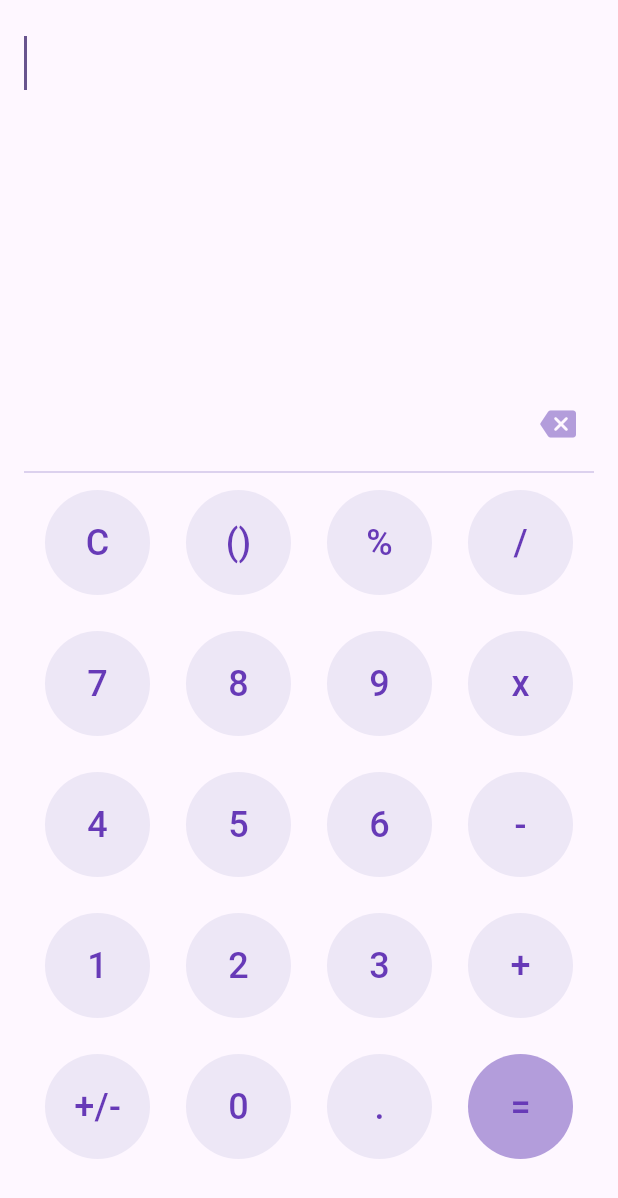
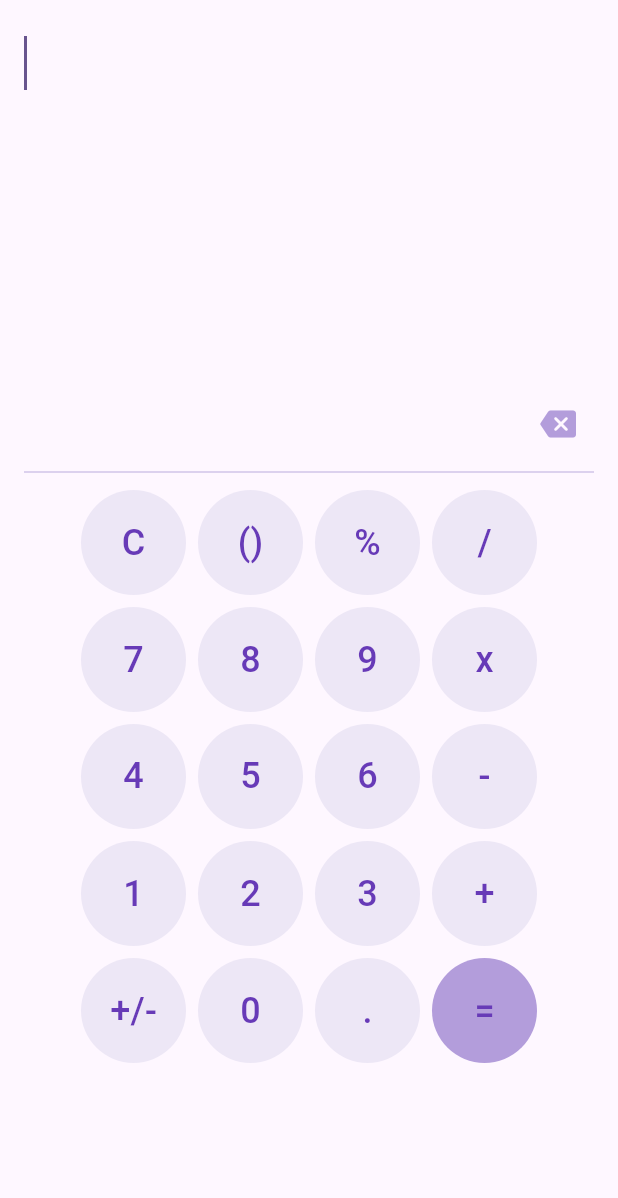
Before and after one commit to vaishvika-pawar/flutter_calc_app, a Flutter app: the screen it shows after launch, on a phone screen of 412 x 824 dp. Shown: the top 1198 px of the screen. Run offline on Flutter 3.47's test engine with Material 3 defaults, Android fonts, the phone set to English and light mode, and no system bars; our stand-ins replace flutter_bloc.

Commit message:
ui fixes

```diff
--- a/lib/calculator/calc_page.dart
+++ b/lib/calculator/calc_page.dart
@@ -71,8 +71,6 @@ class CalculatorPageState extends State<CalculatorPage> {
                     Expanded(
                       flex: 2,
                       child: Wrap(
-                        spacing: 16,
-                        runSpacing: 16,
                         children: [
                           CalcButtons(
                               calcObj: CalcObj(
```
